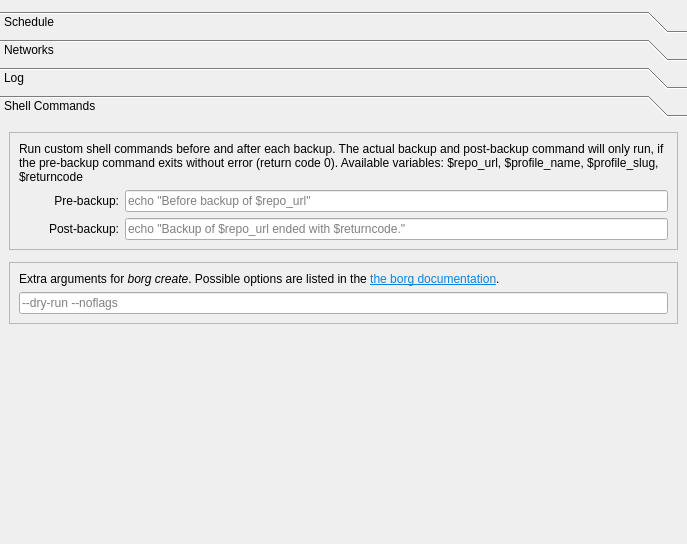
Before: the Qt Designer form src/vorta/assets/UI/scheduletab.ui in borgbase/vorta, drawn with Qt 5.
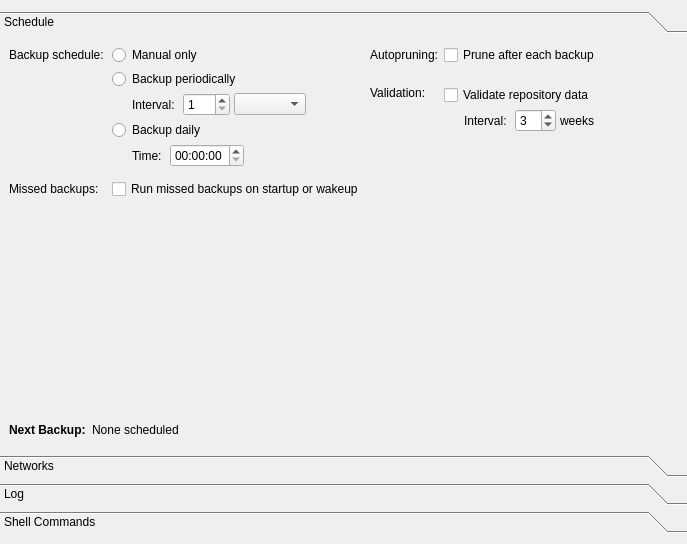
After: the same form once the commit is applied. The open tabs and pages were chosen to show the change.

Commit message: shell commands moved out of scheduletab

What changed in the file:
```diff
--- a/src/vorta/assets/UI/scheduletab.ui
+++ b/src/vorta/assets/UI/scheduletab.ui
@@ -586,7 +586,7 @@
 
       </layout>
       </widget>
-     <widget class="QWidget" name="page_3">
+     <widget class="QWidget" name="page">
       <property name="geometry">
        <rect>
         <x>0</x>
@@ -598,178 +598,9 @@
       <attribute name="label">
        <string>Shell Commands</string>
       </attribute>
-      <layout class="QVBoxLayout" name="verticalLayout_2">
-       <property name="spacing">
-        <number>12</number>
-       </property>
-       <item>
-        <widget class="QFrame" name="frame">
-         <property name="frameShape">
-          <enum>QFrame::StyledPanel</enum>
-         </property>
-         <property name="frameShadow">
-          <enum>QFrame::Raised</enum>
-         </property>
-         <layout class="QVBoxLayout" name="verticalLayout_3">
-          <item>
-           <widget class="QLabel" name="label_4">
-            <property name="text">
-             <string>&lt;html&gt;&lt;head/&gt;&lt;body&gt;&lt;p&gt;Run custom shell commands before and after each backup. The actual backup and post-backup command will only run, if the pre-backup command exits without error (return code 0). Available variables: &lt;span style=&quot; font-family:'Courier';&quot;&gt;$repo_url, $profile_name, $profile_slug, $returncode&lt;/span&gt;&lt;/p&gt;&lt;/body&gt;&lt;/html&gt;</string>
-            </property>
-            <property name="alignment">
-             <set>Qt::AlignLeading|Qt::AlignLeft|Qt::AlignTop</set>
-            </property>
-            <property name="wordWrap">
-             <bool>true</bool>
-            </property>
-           </widget>
-          </item>
-          <item>
-           <layout class="QHBoxLayout" name="horizontalLayout_3">
-            <property name="topMargin">
-             <number>0</number>
-            </property>
-            <item>
-             <widget class="QLabel" name="label_2">
-              <property name="minimumSize">
-               <size>
-                <width>100</width>
-                <height>0</height>
-               </size>
-              </property>
-              <property name="text">
-               <string>Pre-backup:</string>
-              </property>
-              <property name="alignment">
-               <set>Qt::AlignRight|Qt::AlignTrailing|Qt::AlignVCenter</set>
-              </property>
-             </widget>
-            </item>
-            <item>
-             <widget class="QLineEdit" name="preBackupCmdLineEdit">
-              <property name="sizePolicy">
-               <sizepolicy hsizetype="Expanding" vsizetype="Fixed">
-                <horstretch>0</horstretch>
-                <verstretch>0</verstretch>
-               </sizepolicy>
-              </property>
-              <property name="minimumSize">
-               <size>
-                <width>0</width>
-                <height>0</height>
-               </size>
-              </property>
-              <property name="styleSheet">
-               <string notr="true">font-family:'Courier';</string>
-              </property>
-              <property name="text">
-               <string/>
-              </property>
-              <property name="placeholderText">
-               <string>echo &quot;Before backup of $repo_url&quot;</string>
-              </property>
-             </widget>
-            </item>
-           </layout>
-          </item>
-          <item>
-           <layout class="QHBoxLayout" name="horizontalLayout_4">
-            <property name="topMargin">
-             <number>0</number>
-            </property>
-            <item>
-             <widget class="QLabel" name="label">
-              <property name="minimumSize">
-               <size>
-                <width>100</width>
-                <height>0</height>
-               </size>
-              </property>
-              <property name="text">
-               <string>Post-backup:</string>
-              </property>
-              <property name="alignment">
-               <set>Qt::AlignRight|Qt::AlignTrailing|Qt::AlignVCenter</set>
-              </property>
-             </widget>
-            </item>
-            <item>
-             <widget class="QLineEdit" name="postBackupCmdLineEdit">
-              <property name="minimumSize">
-               <size>
-                <width>0</width>
-                <height>0</height>
-               </size>
-              </property>
-              <property name="styleSheet">
-               <string notr="true">font-family:'Courier';</string>
-              </property>
-              <property name="placeholderText">
-               <string>echo &quot;Backup of $repo_url ended with $returncode.&quot;</string>
-              </property>
-             </widget>
-            </item>
-           </layout>
-          </item>
-         </layout>
-        </widget>
-       </item>
-       <item>
-        <widget class="QFrame" name="frame_3">
-         <property name="frameShape">
-          <enum>QFrame::StyledPanel</enum>
-         </property>
-         <property name="frameShadow">
-          <enum>QFrame::Raised</enum>
-         </property>
-         <layout class="QVBoxLayout" name="verticalLayout_4">
-          <item>
-           <widget class="QLabel" name="label_7">
-            <property name="text">
-             <string>&lt;html&gt;&lt;head/&gt;&lt;body&gt;&lt;p&gt;Extra arguments for &lt;span style=&quot; font-style:italic;&quot;&gt;borg create&lt;/span&gt;. Possible options are listed in the &lt;a href=&quot;https://borgbackup.readthedocs.io/en/stable/usage/create.html&quot;&gt;&lt;span style=&quot; text-decoration: underline; color:#0984e3;&quot;&gt;the borg documentation&lt;/span&gt;&lt;/a&gt;.&lt;/p&gt;&lt;/body&gt;&lt;/html&gt;</string>
-            </property>
-            <property name="wordWrap">
-             <bool>true</bool>
-            </property>
-            <property name="openExternalLinks">
-             <bool>true</bool>
-            </property>
-           </widget>
-          </item>
-          <item>
-           <widget class="QLineEdit" name="createCmdLineEdit">
-            <property name="sizePolicy">
-             <sizepolicy hsizetype="Expanding" vsizetype="Preferred">
-              <horstretch>0</horstretch>
-              <verstretch>0</verstretch>
-             </sizepolicy>
-            </property>
-            <property name="styleSheet">
-             <string notr="true">font-family:'Courier';</string>
-            </property>
-            <property name="placeholderText">
-             <string>--dry-run --noflags</string>
-            </property>
-           </widget>
-          </item>
-         </layout>
-        </widget>
-       </item>
-       <item>
-        <spacer name="verticalSpacer_2">
-         <property name="orientation">
-          <enum>Qt::Vertical</enum>
-         </property>
-         <property name="sizeHint" stdset="0">
-          <size>
-           <width>0</width>
-           <height>0</height>
-          </size>
-         </property>
-        </spacer>
-       </item>
+      <layout class="QGridLayout" name="shellCommandsLayout">
       </layout>
-     </widget>
+      </widget>
     </widget>
    </item>
   </layout>
```
Left out of the diff: 2 changed lines with no effect on the pictures. The commit also changes 5 other files.
